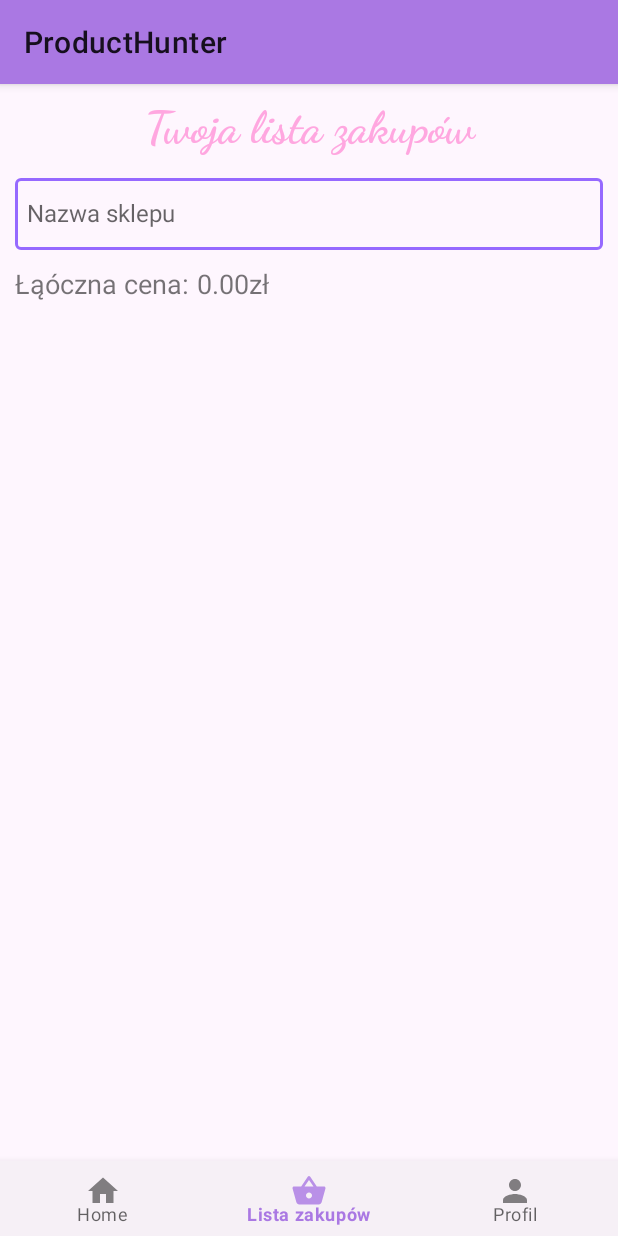
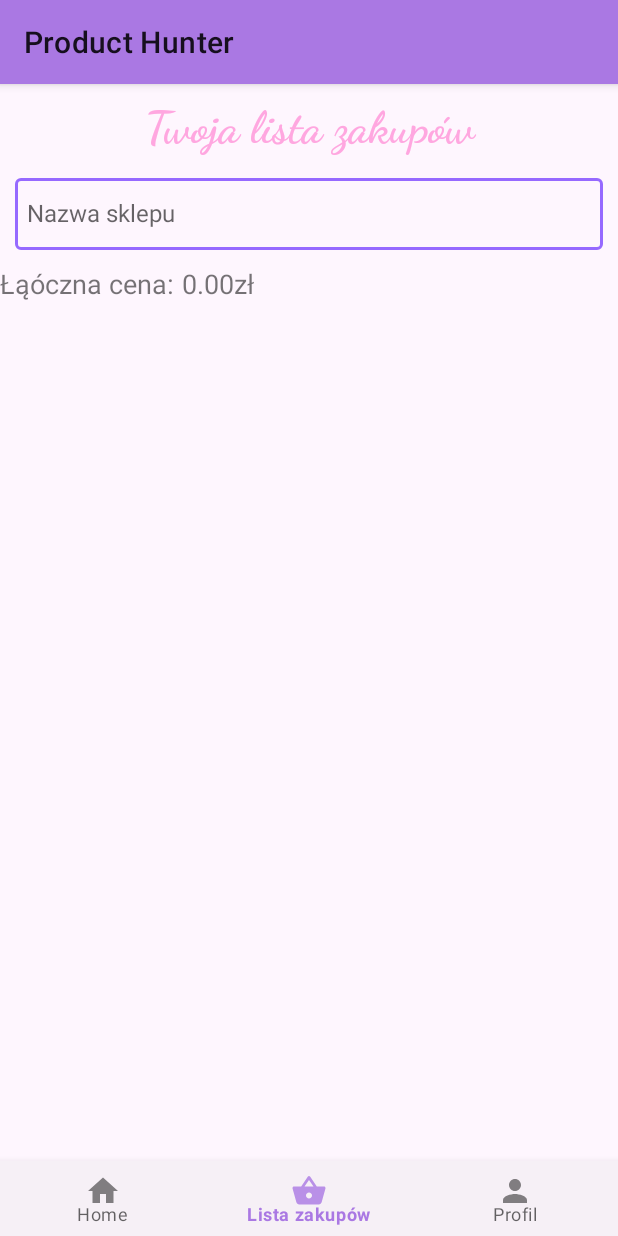
Before and after one commit to m-strzelec/ProductHunter, an Android app: the screen it shows after launch (MainActivity), item 2 of the bottom bar chosen, on a phone screen of 412 x 824 dp. Run offline under Robolectric (Android 15) with nearby library versions, the phone set to English and light mode, and no system bars; our stand-ins replace Firebase (no records; nobody signed in at launch, a user with empty details on screens opened directly).

Commit message:
cost in relative layout

```diff
--- a/app/src/main/res/layout/fragment_item_list.xml
+++ b/app/src/main/res/layout/fragment_item_list.xml
@@ -44,13 +44,14 @@
             android:layout_width="match_parent"
             android:layout_height="match_parent"
             android:layout_weight="1"
+            android:contentDescription="@string/wybierz_sklep"
             android:focusable="false"
             android:inputType="none"
             android:paddingHorizontal="8dp"
             android:textColorHint="#4416C5"
             android:textSize="16sp"
             android:textStyle="normal"
-            android:contentDescription="@string/wybierz_sklep"/>
+            tools:ignore="EditableContentDescCheck" />
 
     </com.google.android.material.textfield.TextInputLayout>
 
@@ -58,21 +59,26 @@
         android:id="@+id/productRecyclerView"
         android:layout_width="match_parent"
         android:layout_height="595dp"
-        android:layout_below="@+id/itemCostTV"
+        android:layout_below="@+id/costLayout"
         android:layout_alignParentBottom="true"
         android:layout_marginTop="10dp"
         android:layout_marginBottom="5dp" />
+
+    <RelativeLayout
+        android:id="@+id/costLayout"
+        android:layout_width="match_parent"
+        android:layout_height="wrap_content"
+        android:layout_below="@+id/storeTextInputLayout"
+        android:layout_marginTop="10dp">
 
         <TextView
             android:id="@+id/itemCostTV"
             android:layout_width="wrap_content"
             android:layout_height="wrap_content"
-        android:layout_below="@+id/storeTextInputLayout"
-        android:layout_alignStart="@+id/storeTextInputLayout"
             android:layout_marginStart="0dp"
-        android:layout_marginTop="10dp"
-        android:textSize="18sp"
-        android:text="@string/calkowity_koszt" />
+            android:layout_marginTop="0dp"
+            android:text="@string/calkowity_koszt"
+            android:textSize="18sp" />
 
         <TextView
             android:id="@+id/viewItemCost"
@@ -82,8 +88,8 @@
             android:layout_marginStart="5dp"
             android:layout_marginTop="0dp"
             android:layout_toEndOf="@+id/itemCostTV"
-        android:textSize="18sp"
-        android:minWidth="10dp" />
+            android:minWidth="10dp"
+            android:textSize="18sp" />
 
         <TextView
             android:id="@+id/zloty"
@@ -97,5 +103,7 @@
             android:minWidth="10dp"
             android:text="@string/jednostkaTV"
             android:textSize="18sp" />
+    </RelativeLayout>
+
 
 </RelativeLayout>
--- a/app/src/main/res/values/strings.xml
+++ b/app/src/main/res/values/strings.xml
@@ -13,7 +13,7 @@
     <string name="wybierz_sklep">Wybierz nazwę sklepu</string>
     <string name="kategoria">Kategoria</string>
     <string name="nazwa_sklepu">Nazwa sklepu</string>
-    <string name="app_name">ProductHunter</string>
+    <string name="app_name">Product Hunter</string>
     <string name="ilosc">Ilość produktów</string>
     <string name="mniejP">Zmniejsz ilość produktów o jeden</string>
     <string name="wiecejP">Zwiększ ilość produktów o jeden</string>
```
Lines whose indentation alone changed are shown as unchanged.
